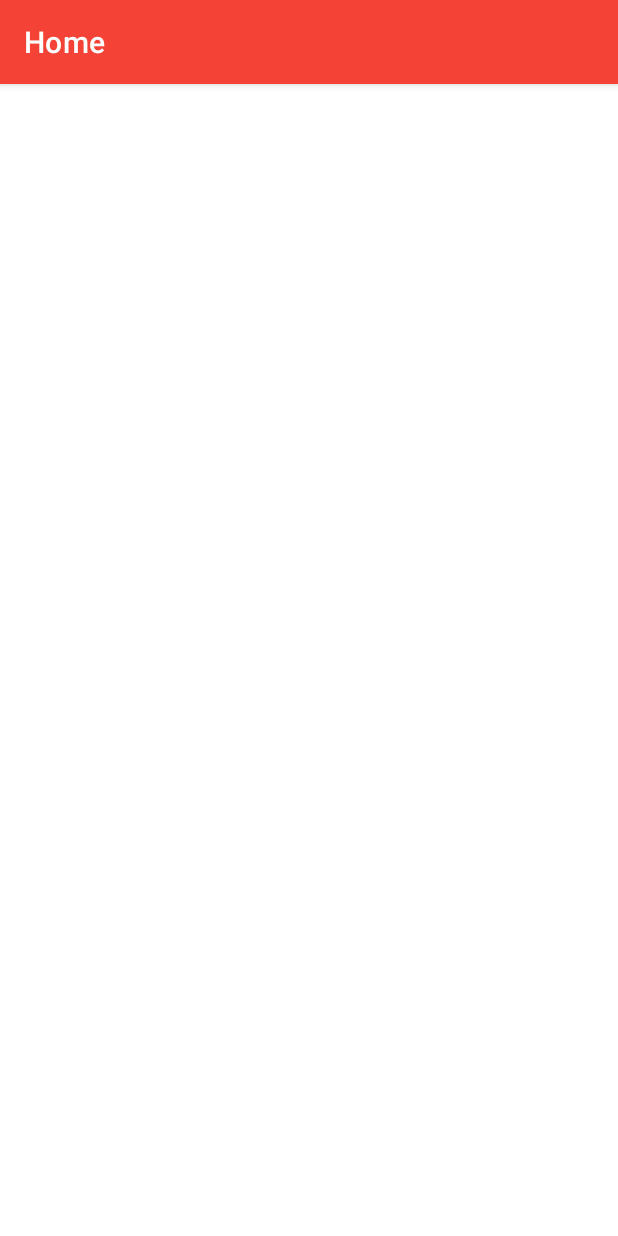
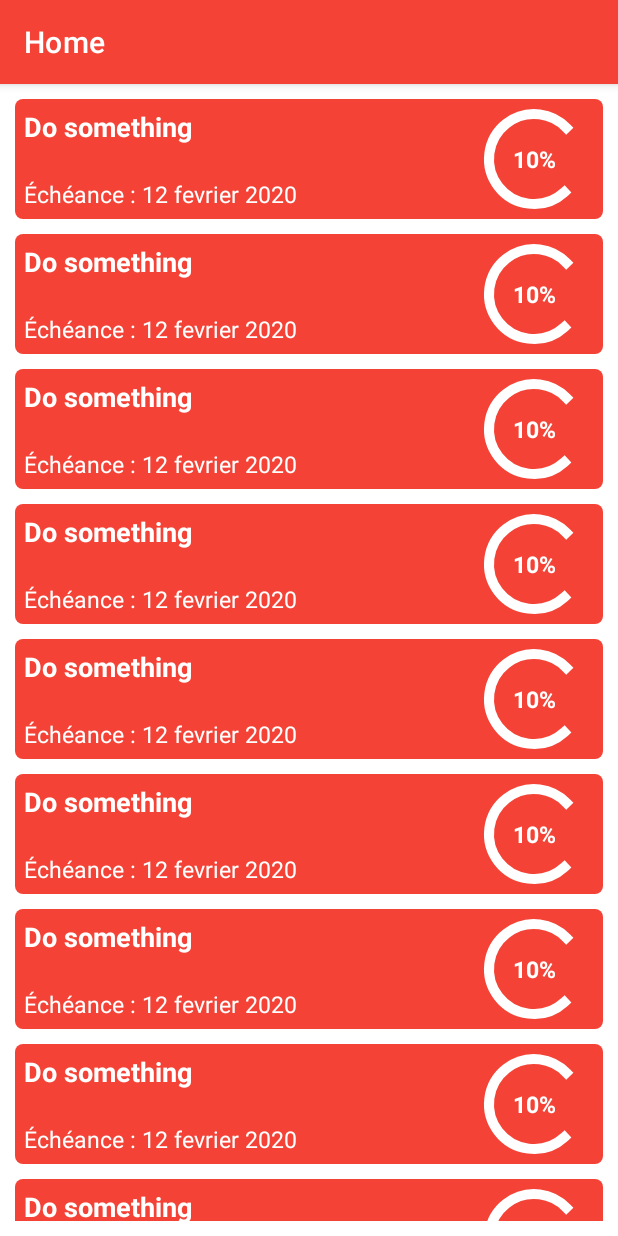
Before and after one commit to FrancisChamberland/ANDROID_TaskManager, an Android app: the HomeActivity screen opened directly, with no data from a screen before it, on a phone screen of 412 x 824 dp. Run offline under Robolectric (Android 15) with nearby library versions, the phone set to English and light mode, and no system bars.

Commit message:
FCT Task layout
Design du layout task

```diff
--- a/KickMyB/app/src/main/java/com/chamberland/kickmyb/activities/HomeActivity.java
+++ b/KickMyB/app/src/main/java/com/chamberland/kickmyb/activities/HomeActivity.java
@@ -1,18 +1,25 @@
 package com.chamberland.kickmyb.activities;
 
+import android.os.Build;
 import android.os.Bundle;
 import android.view.View;
 
+import androidx.annotation.RequiresApi;
 import androidx.recyclerview.widget.LinearLayoutManager;
 import androidx.recyclerview.widget.RecyclerView;
 
 import com.chamberland.kickmyb.R;
 import com.chamberland.kickmyb.adapters.TaskAdapter;
 import com.chamberland.kickmyb.databinding.ActivityHomeBinding;
+import com.chamberland.kickmyb.models.Task;
 
+import java.time.LocalDateTime;
+
+@RequiresApi(api = Build.VERSION_CODES.O)
 public class HomeActivity extends BaseActivity {
     private ActivityHomeBinding binding;
     private TaskAdapter adapter;
+
 
     @Override
     protected void onCreate(Bundle savedInstanceState) {
@@ -44,6 +51,10 @@ public class HomeActivity extends BaseActivity {
     }
 
     private void fillRecycler() {
-
+        for (int i = 0; i < 200; i++){
+            LocalDateTime endDateTime = LocalDateTime.of(2022, 2, 10, 10, 10);
+            Task task = new Task("Faire cela", endDateTime);
+            adapter.add(task);
+        }
     }
 }
--- /dev/null
+++ b/KickMyB/app/src/main/res/drawable/circular_progress_bar.xml
@@ -0,0 +1,29 @@
+<?xml version="1.0" encoding="utf-8"?>
+<layer-list xmlns:android="http://schemas.android.com/apk/res/android">
+    <item android:id="@android:id/background">
+        <shape
+            android:innerRadiusRatio="2.3"
+            android:shape="ring"
+            android:useLevel="false"
+            android:type="sweep"
+            android:thicknessRatio="15.0">
+            <solid android:color="#FFFFFF"/>
+        </shape>
+    </item>
+    <item android:id="@android:id/progress">
+        <rotate
+            android:pivotX="50%"
+            android:pivotY="50%"
+            android:fromDegrees="-90"
+            android:toDegrees="-90">
+            <shape
+                android:innerRadiusRatio="2.3"
+                android:shape="ring"
+                android:angle="0"
+                android:type="sweep"
+                android:thicknessRatio="15.0">
+                <solid android:color="#e0e0e0"/>
+            </shape>
+        </rotate>
+    </item>
+</layer-list>
--- /dev/null
+++ b/KickMyB/app/src/main/res/drawable/circular_shape.xml
@@ -0,0 +1,9 @@
+<?xml version="1.0" encoding="utf-8"?>
+<shape
+    xmlns:android="http://schemas.android.com/apk/res/android"
+    android:innerRadiusRatio="2.5"
+    android:shape="ring"
+    android:thickness="30dp"
+    android:useLevel="false">
+    <solid android:color="#F44336" />
+</shape>
--- /dev/null
+++ b/KickMyB/app/src/main/res/drawable/task_layout.xml
@@ -0,0 +1,12 @@
+<?xml version="1.0" encoding="utf-8"?>
+<shape xmlns:android="http://schemas.android.com/apk/res/android" >
+
+    <solid android:color="#F44336" />
+
+    <stroke
+        android:width="0dp"
+        android:color="#D5A39F" />
+
+    <corners android:radius="5dp" />
+
+</shape>
--- a/KickMyB/app/src/main/res/layout/activity_home.xml
+++ b/KickMyB/app/src/main/res/layout/activity_home.xml
@@ -4,6 +4,7 @@
     xmlns:tools="http://schemas.android.com/tools"
     android:layout_width="match_parent"
     android:layout_height="match_parent"
+    android:padding="10dp"
     tools:context=".activities.HomeActivity">
 
     <androidx.recyclerview.widget.RecyclerView
--- a/KickMyB/app/src/main/res/layout/task.xml
+++ b/KickMyB/app/src/main/res/layout/task.xml
@@ -1,8 +1,87 @@
 <?xml version="1.0" encoding="utf-8"?>
 <LinearLayout xmlns:android="http://schemas.android.com/apk/res/android"
     android:layout_width="match_parent"
-    android:layout_height="60dp"
-    android:layout_margin="10dp"
-    android:background="#F44336">
+    android:layout_height="80dp"
+    android:layout_marginBottom="10dp"
+    android:orientation="horizontal"
+    android:padding="6dp"
+    android:background="@drawable/task_layout">
+
+    <LinearLayout
+        android:layout_width="wrap_content"
+        android:layout_height="match_parent"
+        android:orientation="vertical">
+
+        <TextView
+            android:id="@+id/taskName"
+            android:layout_width="wrap_content"
+            android:layout_height="wrap_content"
+            android:text="Do something"
+            android:textSize="18dp"
+            android:textStyle="bold"
+            android:textColor="@color/white"/>
+
+        <LinearLayout
+            android:layout_width="wrap_content"
+            android:layout_height="wrap_content"
+            android:layout_weight="1"/>
+
+        <LinearLayout
+            android:layout_width="wrap_content"
+            android:layout_height="wrap_content"
+            android:orientation="horizontal">
+
+            <TextView
+                android:layout_width="wrap_content"
+                android:layout_height="wrap_content"
+                android:text="Échéance : "
+                android:textSize="15dp"
+                android:textColor="@color/white"/>
+
+            <TextView
+                android:id="@+id/taskDateLimit"
+                android:layout_width="wrap_content"
+                android:layout_height="wrap_content"
+                android:text="12 fevrier 2020"
+                android:textSize="15dp"
+                android:textColor="@color/white"/>
+
+        </LinearLayout>
+
+    </LinearLayout>
+
+    <LinearLayout
+        android:layout_width="wrap_content"
+        android:layout_height="wrap_content"
+        android:layout_weight="0.3"/>
+
+    <RelativeLayout
+        android:layout_width="80dp"
+        android:layout_height="80dp"
+        android:layout_gravity="center">
+
+        <ProgressBar
+            android:id="@+id/progress_bar"
+            android:layout_width="match_parent"
+            android:layout_height="match_parent"
+            android:indeterminate="false"
+            android:indeterminateTint="@color/white"
+            android:max="100"
+            android:progress="20"
+            android:progressDrawable="@drawable/circular_progress_bar" />
+
+        <TextView
+            android:layout_width="wrap_content"
+            android:layout_height="wrap_content"
+            android:layout_alignParentLeft="true"
+            android:layout_alignParentRight="true"
+            android:layout_centerVertical="true"
+            android:gravity="center"
+            android:text="10%"
+            android:textColor="@color/white"
+            android:textSize="15dp"
+            android:textStyle="bold" />
+
+    </RelativeLayout>
 
 </LinearLayout>
```
